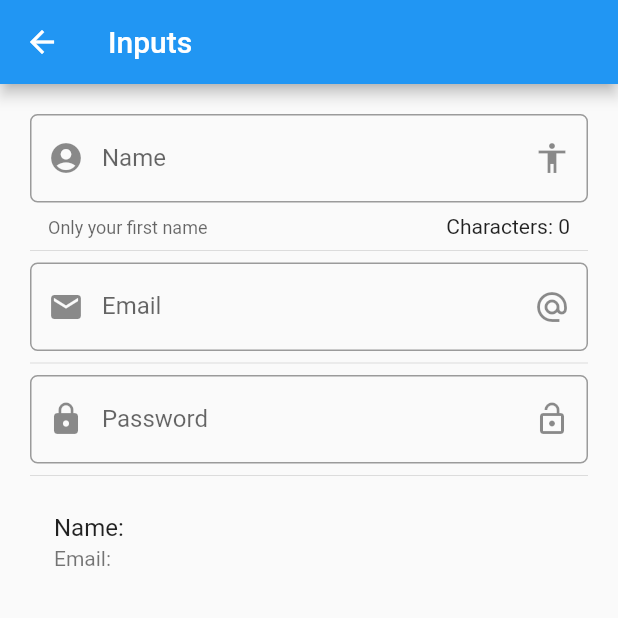
After one commit to mgarciareimers/secondFlutterApp, a Flutter app: the InputPage screen opened by its route, on a phone screen of 412 x 824 dp, the top half of it. The commit adds this screen. Run offline on Flutter 3.47's test engine with Material 2 defaults, Android fonts, the phone set to English and light mode, and no system bars.

Commit message:
Input page started: Name + Email + Password developed.

```diff
--- a/components_app/data/menu_opts.json
+++ b/components_app/data/menu_opts.json
@@ -20,6 +20,11 @@
             "route" : "animatedContainer",
             "icon" : "donut_large",
             "text": "Animated Container"
+        },
+        {
+            "route" : "inputs",
+            "icon" : "input",
+            "text": "Inputs"
         }
     ]
 }
--- a/components_app/lib/src/commons/utils/icon_string_util.dart
+++ b/components_app/lib/src/commons/utils/icon_string_util.dart
@@ -5,6 +5,7 @@ final _icons = <String, IconData> {
   'accessibility' : Icons.accessibility,
   'folder_open' : Icons.folder_open,
   'donut_large' : Icons.donut_large,
+  'input' : Icons.input,
 };
 
 // Method that gets an icon with the icon name.
--- a/components_app/lib/src/pages/home_page.dart
+++ b/components_app/lib/src/pages/home_page.dart
@@ -2,7 +2,6 @@ import 'package:flutter/material.dart';
 
 import 'package:components_app/src/providers/menu_provider.dart';
 import 'package:components_app/src/commons/utils/icon_string_util.dart';
-import 'package:components_app/src/pages/alert_page.dart';
 
 class HomePage extends StatelessWidget {
   @override
--- /dev/null
+++ b/components_app/lib/src/pages/input_page.dart
@@ -0,0 +1,96 @@
+import 'package:flutter/material.dart';
+
+class InputPage extends StatefulWidget {
+  @override
+  _InputPageState createState() => _InputPageState();
+}
+
+class _InputPageState extends State<InputPage> {
+  String _name = "";
+  String _email = "";
+
+  @override
+  Widget build(BuildContext context) {
+    return Scaffold(
+      appBar: AppBar(
+        title: Text('Inputs'),
+      ),
+      body: ListView(
+        padding: EdgeInsets.symmetric(horizontal: 20, vertical: 20),
+        children: <Widget>[
+          this._createNameInput(),
+          Divider(),
+          this._createEmailInput(),
+          Divider(),
+          this._createPasswordInput(),
+          Divider(),
+          this._createPerson(),
+        ],
+      ),
+    );
+  }
+
+  // Method that creates an input.
+  Widget _createNameInput() {
+      return TextField(
+        autofocus: false,
+        textCapitalization: TextCapitalization.sentences,
+        onChanged: (value) {
+          setState(() {
+            this._name = value;
+          });
+        },
+        decoration: InputDecoration(
+          border: OutlineInputBorder(borderRadius: BorderRadius.circular(5)),
+          prefixIcon: Icon(Icons.account_circle),
+          suffixIcon  : Icon(Icons.accessibility),
+          hintText: 'Type your name...',
+          labelText: 'Name',
+          helperText: 'Only your first name',
+          counter: Text('Characters: ${ this._name.length }'),
+        ),
+      );
+  }
+
+  // Method that creates an email.
+  Widget _createEmailInput() {
+    return TextField(
+      keyboardType: TextInputType.emailAddress,
+      onChanged: (value) => setState(() {
+        this._email = value;
+      }),
+      decoration: InputDecoration(
+        border: OutlineInputBorder(borderRadius: BorderRadius.circular(5)),
+        prefixIcon: Icon(Icons.email),
+        suffixIcon  : Icon(Icons.alternate_email),
+        hintText: 'Type your email...',
+        labelText: 'Email',
+      ),
+    );
+  }
+
+  // Method that creates an email.
+  Widget _createPasswordInput() {
+    return TextField(
+      obscureText: true,
+      onChanged: (value) => setState(() {
+        this._email = value;
+      }),
+      decoration: InputDecoration(
+        border: OutlineInputBorder(borderRadius: BorderRadius.circular(5)),
+        prefixIcon: Icon(Icons.lock),
+        suffixIcon  : Icon(Icons.lock_open),
+        hintText: 'Type your password...',
+        labelText: 'Password',
+      ),
+    );
+  }
+
+  // Method that creates a person.
+  Widget _createPerson() {
+    return ListTile(
+      title: Text('Name: ${ this._name }'),
+      subtitle: Text('Email: ${ this._email }'),
+    );
+  }
+}
--- a/components_app/lib/src/routes/routes.dart
+++ b/components_app/lib/src/routes/routes.dart
@@ -5,6 +5,7 @@ import 'package:components_app/src/pages/avatar_page.dart';
 import 'package:components_app/src/pages/home_page.dart';
 import 'package:components_app/src/pages/card_page.dart';
 import 'package:components_app/src/pages/animated_container.dart';
+import 'package:components_app/src/pages/input_page.dart';
 
 Map <String, WidgetBuilder> getApplicationRoutes() {
   return <String, WidgetBuilder>{'/': (BuildContext context) => HomePage(),
@@ -12,5 +13,6 @@ Map <String, WidgetBuilder> getApplicationRoutes() {
     'avatar': (BuildContext context) => AvatarPage(),
     'card': (BuildContext context) => CardPage(),
     'animatedContainer': (BuildContext context) => AnimatedContainerPage(),
+    'inputs': (BuildContext context) => InputPage(),
   };
 }
```
